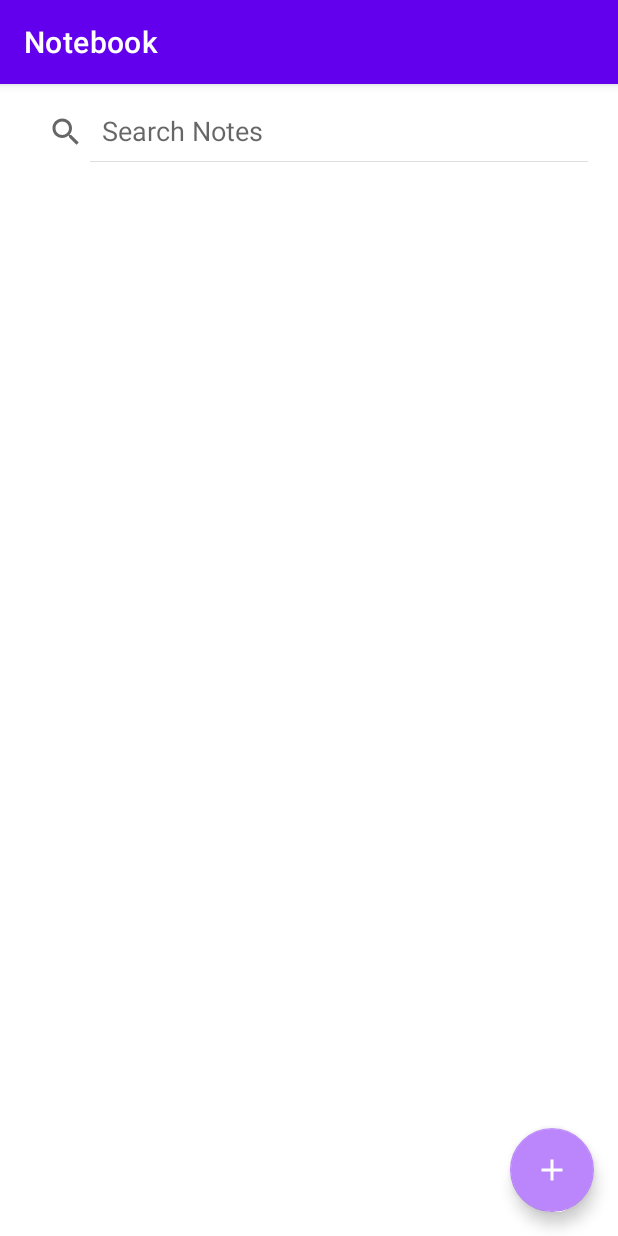
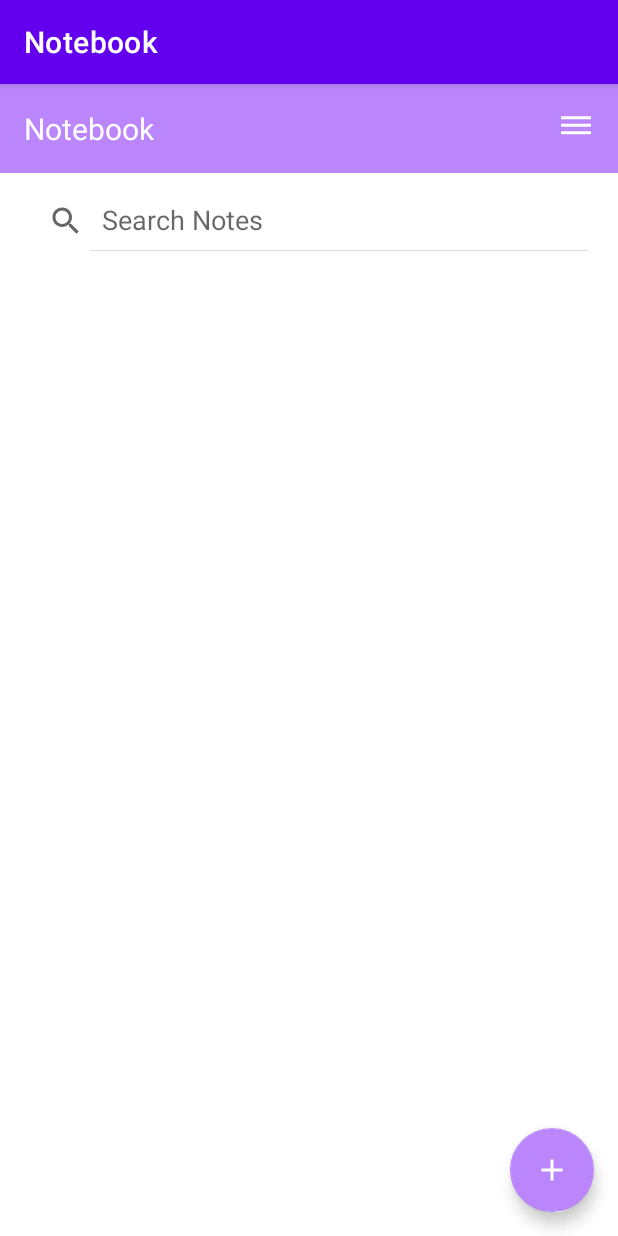
Before and after one commit to UnitedFeodor/android-notebook, an Android app: the screen it shows after launch (MainActivity), on a phone screen of 412 x 824 dp. Run offline under Robolectric (Android 15) with nearby library versions, the phone set to English and light mode, and no system bars.

Commit message:
added toolbar without dropdown

```diff
--- /dev/null
+++ b/app/src/main/res/drawable/ic_settings_white.xml
@@ -0,0 +1,5 @@
+<vector android:height="24dp" android:tint="#FFFFFF"
+    android:viewportHeight="24" android:viewportWidth="24"
+    android:width="24dp" xmlns:android="http://schemas.android.com/apk/res/android">
+    <path android:fillColor="@android:color/white" android:pathData="M2,15.5v2h20v-2L2,15.5zM2,10.5v2h20v-2L2,10.5zM2,5.5v2h20v-2L2,5.5z"/>
+</vector>
--- a/app/src/main/res/layout/activity_main.xml
+++ b/app/src/main/res/layout/activity_main.xml
@@ -7,7 +7,8 @@
     android:layout_height="match_parent"
     tools:context=".MainActivity">
 
-    <!--Search view for filtering list view-->
+    <include layout="@layout/toolbar"
+        android:id="@+id/header"/>
     <SearchView
         android:id="@+id/searchView"
         android:layout_width="match_parent"
@@ -19,6 +20,7 @@
         android:iconifiedByDefault="false"
         android:padding="4dp"
         android:queryHint="Search Notes"
+        android:layout_below="@+id/header"
 
         android:textSize="40dp"
 
@@ -40,7 +42,7 @@
         android:id="@+id/fab"
         android:layout_width="wrap_content"
         android:layout_height="wrap_content"
-        android:layout_alignRight="@id/recyclerView"
+        android:layout_alignEnd="@id/recyclerView"
         android:layout_alignParentBottom="true"
         android:background="@color/black"
 
--- a/app/src/main/res/layout/activity_note.xml
+++ b/app/src/main/res/layout/activity_note.xml
@@ -8,6 +8,7 @@
 
     <EditText
         android:id="@+id/editTitle"
+        android:layout_toEndOf="@id/backButton"
         android:layout_width="match_parent"
         android:layout_height="wrap_content"
         android:layout_marginStart="8dp"
@@ -43,15 +44,17 @@
 
     <ImageButton
         android:id="@+id/backButton"
-        android:backgroundTint="@color/white"
-        app:tint="@color/purple_200"
-
         android:layout_width="wrap_content"
         android:layout_height="wrap_content"
+
+        android:layout_alignParentStart="true"
+        android:layout_alignParentTop="true"
+        android:layout_marginStart="10dp"
+        android:layout_marginTop="20dp"
+        android:backgroundTint="@color/white"
+        android:minHeight="48dp"
+        android:scaleType="fitXY"
         app:srcCompat="@drawable/ic_arrow_back_white"
-        android:layout_marginTop="8dp"
-        android:layout_marginBottom="8dp"
-        android:layout_alignLeft="@id/editTitle"
 
-        />
+        app:tint="@color/purple_200" />
 </RelativeLayout>
--- /dev/null
+++ b/app/src/main/res/layout/toolbar.xml
@@ -0,0 +1,32 @@
+<?xml version="1.0" encoding="utf-8"?>
+<RelativeLayout xmlns:android="http://schemas.android.com/apk/res/android"
+    android:layout_width="match_parent"
+    android:layout_height="wrap_content"
+    android:background="@color/purple_200"
+    >
+    <RelativeLayout
+        android:layout_width="match_parent"
+        android:layout_height="wrap_content"
+        android:padding="16dp"
+        >
+
+        <TextView
+            android:id="@+id/appName"
+            android:layout_width="wrap_content"
+            android:layout_height="wrap_content"
+            android:text="Notebook"
+            android:textSize="20dp"
+            android:textColor="@color/white"
+            />
+        <ImageView
+            android:id="@+id/settingsImage"
+            android:layout_width="wrap_content"
+            android:layout_height="wrap_content"
+            android:layout_alignParentEnd="true"
+            android:src="@drawable/ic_settings_white"
+            />
+
+
+    </RelativeLayout>
+
+</RelativeLayout>
```
